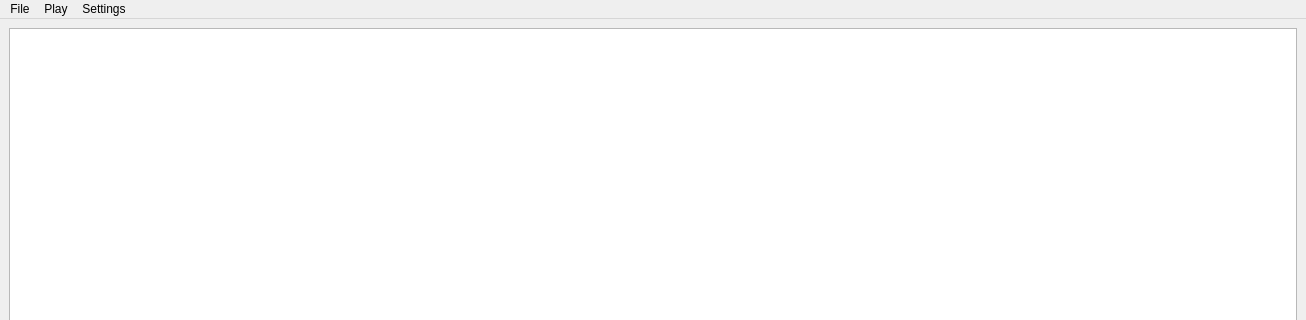
Old version of the form app/mainwindow.ui in the repository ikukishev/rama-light-generator; both pictures show x 0 to 1306 and y 0 to 320 of the 1306 by 788 pixel window.
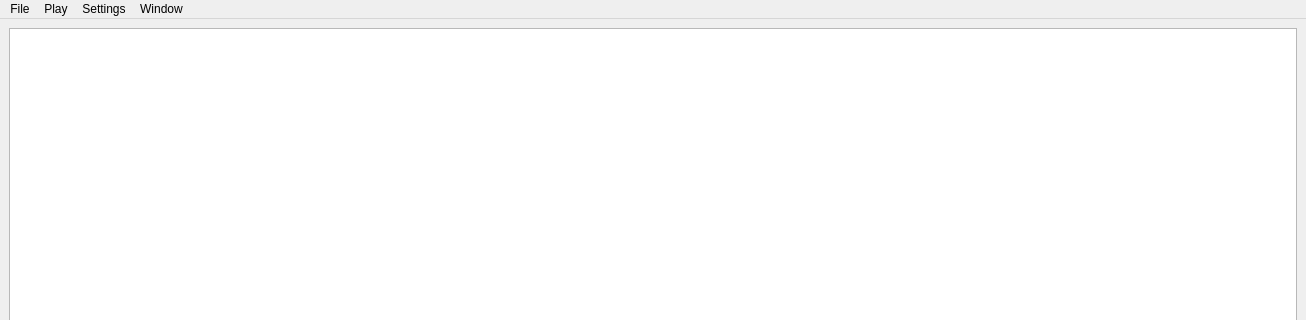
New version of the form.

```diff
--- a/app/mainwindow.ui
+++ b/app/mainwindow.ui
@@ -180,7 +180,7 @@
      <x>0</x>
      <y>0</y>
      <width>1306</width>
-     <height>21</height>
+     <height>20</height>
     </rect>
    </property>
    <widget class="QMenu" name="menuFile">
@@ -208,9 +208,16 @@
     <addaction name="actionRandom"/>
     <addaction name="actionRepeat"/>
    </widget>
+   <widget class="QMenu" name="menuWindow">
+    <property name="title">
+     <string>Window</string>
+    </property>
+    <addaction name="actionEffect_editor"/>
+   </widget>
    <addaction name="menuFile"/>
    <addaction name="menuPlay"/>
    <addaction name="menuSettings"/>
+   <addaction name="menuWindow"/>
   </widget>
   <widget class="QStatusBar" name="statusbar"/>
   <action name="actionOpen">
```
Left out of the diff: 8 changed lines with no effect on the pictures.
